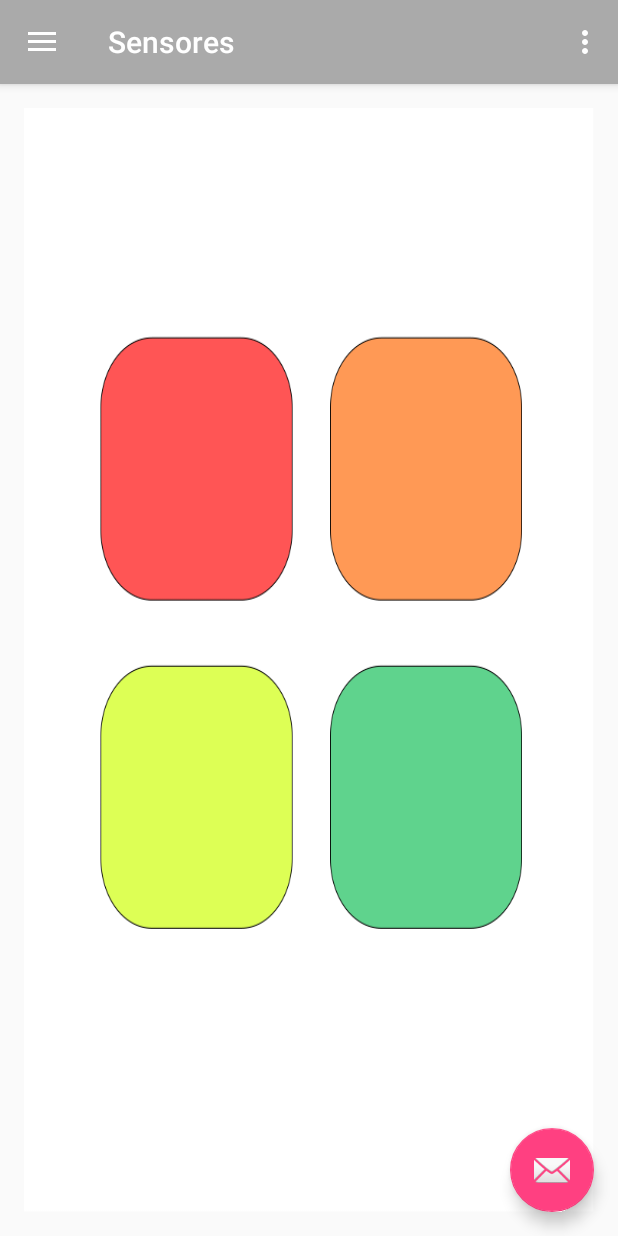
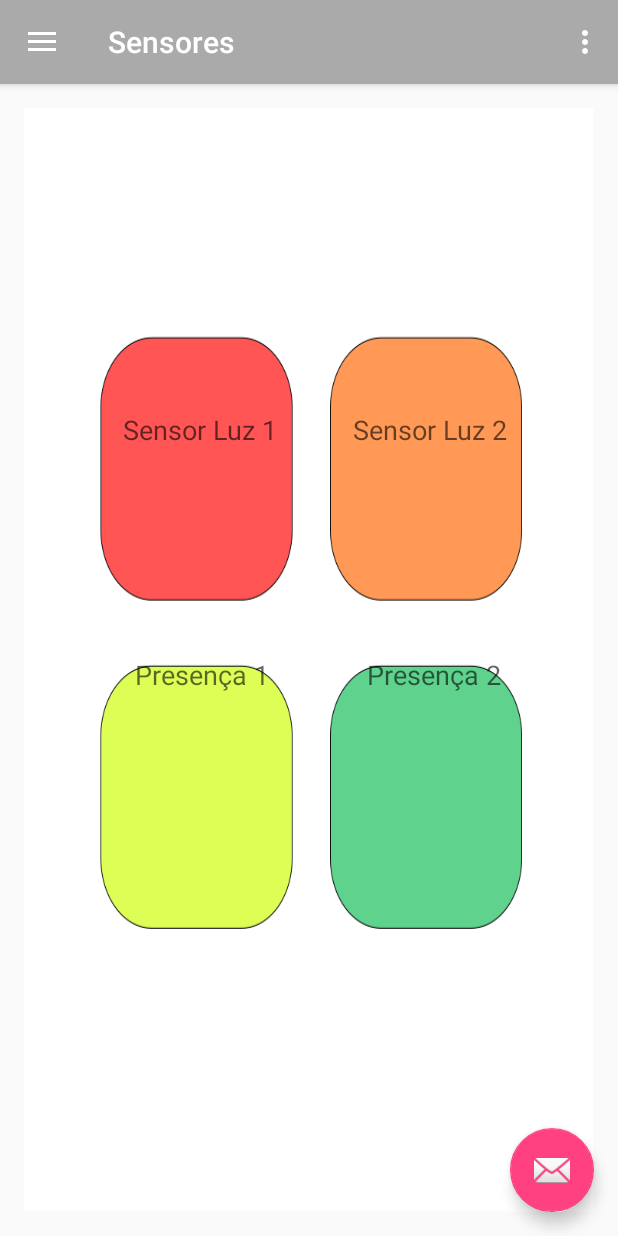
Before and after one commit to mariomenezes/EnergySaver, an Android app: the screen it shows after launch (MainActivity), in the side drawer, after a tap on "Sensores", on a phone screen of 412 x 824 dp. Run offline under Robolectric (Android 15) with nearby library versions, the phone set to English and light mode, and no system bars.

Commit message:
adicionados  textos nas caixas dos sensores

```diff
--- a/app/src/main/res/layout/sensores.xml
+++ b/app/src/main/res/layout/sensores.xml
@@ -7,4 +7,57 @@
     android:background="@mipmap/drawing"
     android:weightSum="1">
 
+    <LinearLayout
+        android:orientation="horizontal"
+        android:layout_width="match_parent"
+        android:layout_height="22dp"
+        android:layout_gravity="center_horizontal"
+        android:layout_marginTop="205dp"
+        android:layout_weight="0.03">
+
+        <TextView
+            android:layout_width="wrap_content"
+            android:layout_height="wrap_content"
+            android:textAppearance="?android:attr/textAppearanceMedium"
+            android:text="Sensor Luz 1"
+            android:id="@+id/textView3"
+            android:layout_marginLeft="66dp"
+            android:layout_marginTop="-3dp" />
+
+        <TextView
+            android:layout_width="wrap_content"
+            android:layout_height="wrap_content"
+            android:textAppearance="?android:attr/textAppearanceMedium"
+            android:text="Sensor Luz 2"
+            android:id="@+id/textView4"
+            android:layout_marginLeft="50dp"
+            android:layout_marginTop="-3dp" />
+    </LinearLayout>
+
+    <LinearLayout
+        android:orientation="horizontal"
+        android:layout_width="match_parent"
+        android:layout_height="22dp"
+        android:layout_gravity="center_horizontal"
+        android:layout_marginTop="127dp"
+        android:layout_weight="0.02">
+
+        <TextView
+            android:layout_width="wrap_content"
+            android:layout_height="wrap_content"
+            android:textAppearance="?android:attr/textAppearanceMedium"
+            android:text="Presença 1"
+            android:id="@+id/textView5"
+            android:layout_marginLeft="74dp"
+            android:layout_marginTop="0dp" />
+
+        <TextView
+            android:layout_width="wrap_content"
+            android:layout_height="wrap_content"
+            android:textAppearance="?android:attr/textAppearanceMedium"
+            android:text="Presença 2"
+            android:id="@+id/textView6"
+            android:layout_marginLeft="65dp"
+            android:layout_marginTop="0dp" />
+    </LinearLayout>
 </LinearLayout>
```
